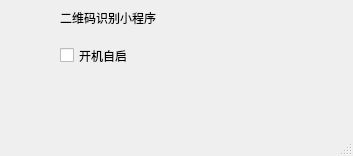
Before: the Qt Designer form mainwindow.ui in mxyooR/QRcode_scanner, drawn with Qt 5.
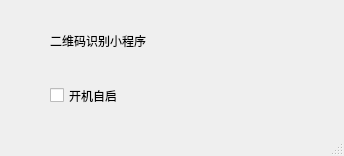
After: the same form once the commit is applied.

Commit message: 更新自启动时不会弹出主窗口

The edit to the form file:
```diff
--- a/mainwindow.ui
+++ b/mainwindow.ui
@@ -6,7 +6,7 @@
    <rect>
     <x>0</x>
     <y>0</y>
-    <width>353</width>
+    <width>344</width>
     <height>156</height>
    </rect>
   </property>
@@ -17,12 +17,15 @@
    <widget class="QCheckBox" name="AutoRuncheckBox">
     <property name="geometry">
      <rect>
-      <x>60</x>
-      <y>40</y>
+      <x>50</x>
+      <y>80</y>
       <width>111</width>
       <height>31</height>
      </rect>
     </property>
+    <property name="styleSheet">
+     <string notr="true">font: 12pt &quot;黑体&quot;;</string>
+    </property>
     <property name="text">
      <string>开机自启</string>
     </property>
@@ -30,12 +33,15 @@
    <widget class="QLabel" name="label">
     <property name="geometry">
      <rect>
-      <x>60</x>
-      <y>10</y>
+      <x>50</x>
+      <y>20</y>
       <width>241</width>
-      <height>16</height>
+      <height>41</height>
      </rect>
     </property>
+    <property name="styleSheet">
+     <string notr="true">font: 12pt &quot;黑体&quot;;</string>
+    </property>
     <property name="text">
      <string>二维码识别小程序</string>
     </property>
```
Left out of the diff: 10 changed lines with no effect on the pictures. The commit also changes 5 other files.
